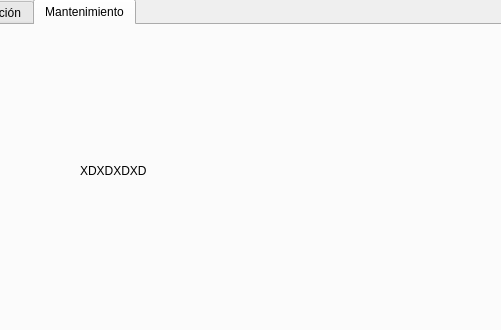
Before: the Qt Designer form TpO_base/mainwindow.ui in LauraMont/TPO-CarWash, drawn with Qt 5; both pictures show x 216 to 717 and y 0 to 330 of the 800 by 600 pixel window.
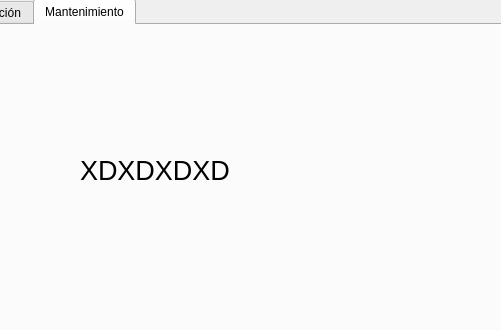
After: the same form once the commit is applied.

What changed in the file:
```diff
--- a/TpO_base/mainwindow.ui
+++ b/TpO_base/mainwindow.ui
@@ -54,6 +54,11 @@
         <height>141</height>
        </rect>
       </property>
+      <property name="font">
+       <font>
+        <pointsize>20</pointsize>
+       </font>
+      </property>
       <property name="text">
        <string>XDXDXDXD</string>
       </property>
```
